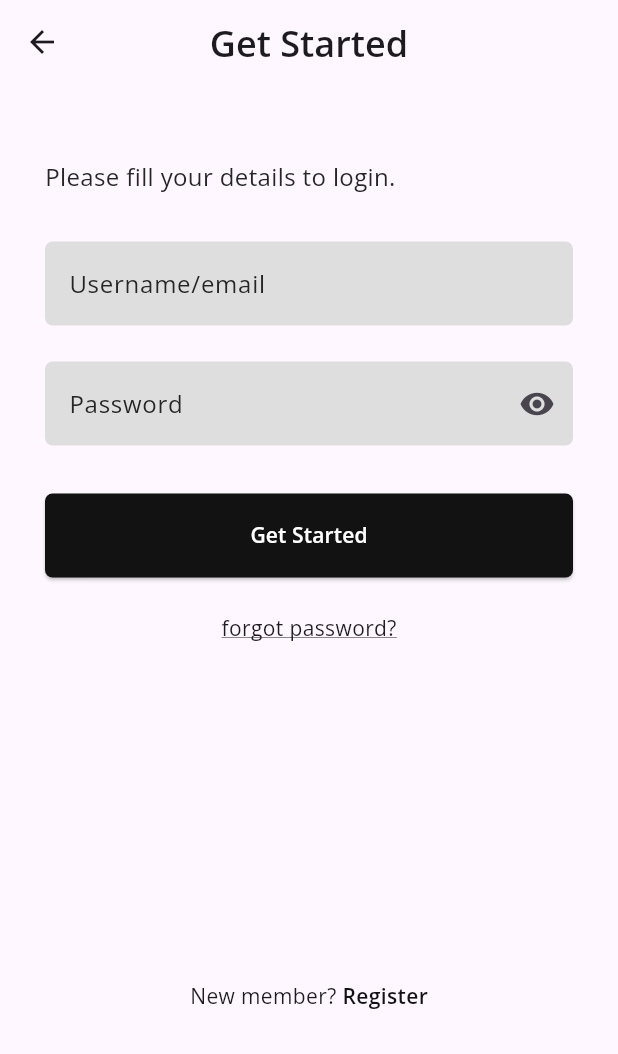
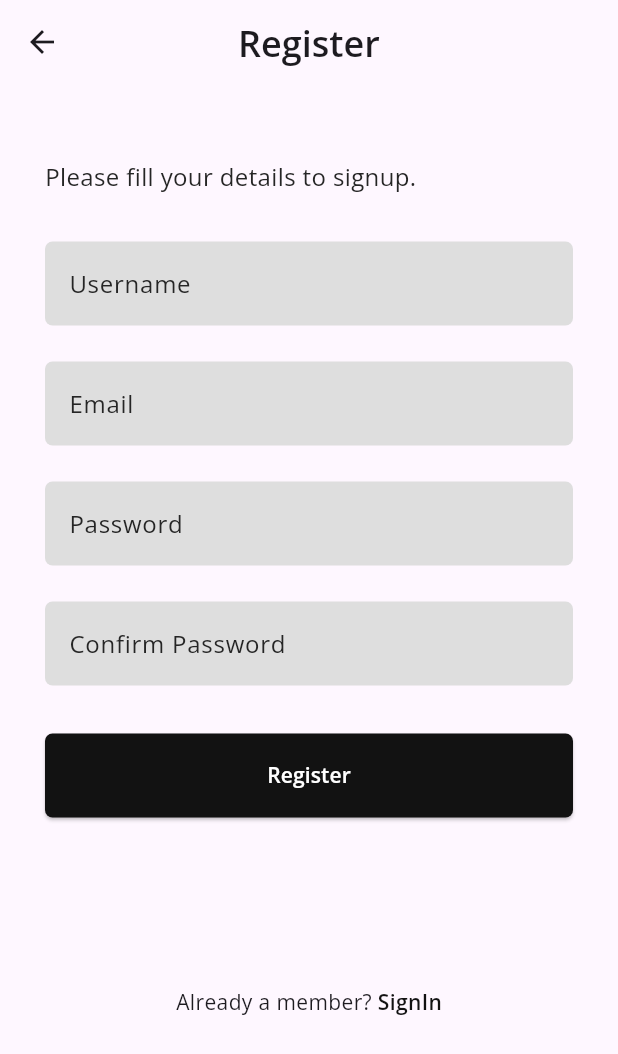
Before and after one commit to azimramadan/free-books-app, a Flutter app: the screen it shows after launch, after a tap on "Register", on a phone screen of 412 x 824 dp. Shown: the top 1054 px of the screen. Run offline on Flutter 3.47's test engine with Material 3 defaults, Android fonts, the light colour scheme and no system bars; our stand-ins replace go_router, google_fonts.

Commit message:
Complete RegisterView UI implementation

```diff
--- a/lib/features/auth/presentation/view/register_view.dart
+++ b/lib/features/auth/presentation/view/register_view.dart
@@ -1,12 +1,57 @@
-import 'package:bookly_app/core/constants.dart';
+import 'package:bookly_app/core/routes.dart';
+import 'package:bookly_app/features/auth/presentation/view/widgets/auth_navigation_text.dart';
 import 'package:bookly_app/features/auth/presentation/view/widgets/custom_app_bar.dart';
+import 'package:bookly_app/features/auth/presentation/view/widgets/custom_elevated_button%20.dart';
+import 'package:bookly_app/features/auth/presentation/view/widgets/custom_text_form_field.dart';
+import 'package:bookly_app/features/auth/presentation/view/widgets/left_aligned_text.dart';
 import 'package:flutter/material.dart';
+import 'package:go_router/go_router.dart';
 
 class RegisterView extends StatelessWidget {
   const RegisterView({super.key});
 
   @override
   Widget build(BuildContext context) {
-    return Scaffold(appBar: const CustomAppBar(title: 'Register'));
+    return Scaffold(
+      appBar: const CustomAppBar(title: 'Register'),
+      body: const RegisterViewBody(),
+    );
   }
 }
+
+class RegisterViewBody extends StatelessWidget {
+  const RegisterViewBody({super.key});
+
+  @override
+  Widget build(BuildContext context) {
+    return SingleChildScrollView(
+      child: Padding(
+        padding: const EdgeInsets.symmetric(horizontal: 30),
+        child: Column(
+          children: [
+            const SizedBox(height: 50),
+            LeftAlignedText(text: 'Please fill your details to signup.'),
+            const SizedBox(height: 32),
+            const CustomTextFormField(hintText: 'Username'),
+            const SizedBox(height: 24),
+            const CustomTextFormField(hintText: 'Email'),
+            const SizedBox(height: 24),
+            const CustomTextFormField(hintText: 'Password'),
+            const SizedBox(height: 24),
+            const CustomTextFormField(hintText: 'Confirm Password'),
+            const SizedBox(height: 32),
+            CustomElevatedButton(onPressed: () {}, text: 'Register'),
+            const SizedBox(height: 113),
+            AuthNavigationText(
+              text: 'Already a member? ',
+              actionText: 'SignIn',
+              onTap: () {
+                GoRouter.of(context).push(AppRouter.kSignInView);
+              },
+            ),
+          ],
+        ),
+      ),
+    );
+  }
+}
--- a/lib/features/auth/presentation/view/widgets/custom_elevated_button .dart
+++ b/lib/features/auth/presentation/view/widgets/custom_elevated_button .dart
@@ -1,11 +1,14 @@
 import 'package:bookly_app/core/constants.dart';
-import 'package:bookly_app/core/routes.dart';
 import 'package:flutter/material.dart';
-import 'package:go_router/go_router.dart';
 
 class CustomElevatedButton extends StatelessWidget {
-  const CustomElevatedButton({super.key});
-
+  const CustomElevatedButton({
+    super.key,
+    required this.onPressed,
+    required this.text,
+  });
+  final void Function() onPressed;
+  final String text;
   @override
   Widget build(BuildContext context) {
     return ElevatedButton(
@@ -14,11 +17,9 @@ class CustomElevatedButton extends StatelessWidget {
         minimumSize: Size(double.infinity, 56),
         backgroundColor: kPrimaryColor,
       ),
-      onPressed: () {
-        GoRouter.of(context).push(AppRouter.kSignInView);
-      },
+      onPressed: onPressed,
       child: Text(
-        'Get Started',
+        text,
         style: TextStyle(color: Colors.white, fontWeight: FontWeight.w600),
       ),
     );
--- a/lib/features/auth/presentation/view/widgets/custom_text_form_field.dart
+++ b/lib/features/auth/presentation/view/widgets/custom_text_form_field.dart
@@ -2,26 +2,26 @@ import 'package:bookly_app/core/constants.dart';
 import 'package:flutter/material.dart';
 
 class CustomTextFormField extends StatelessWidget {
-  const CustomTextFormField({super.key});
-
+  const CustomTextFormField({super.key, required this.hintText});
+  final String hintText;
   @override
   Widget build(BuildContext context) {
     return TextFormField(
       cursorColor: kSecondaryColor,
       decoration: InputDecoration(
         filled: true,
-        fillColor: Color(0xffDEDEDE),
+        fillColor: const Color(0xffDEDEDE),
         border: OutlineInputBorder(
           borderRadius: BorderRadius.circular(5),
           borderSide: BorderSide.none,
         ),
         focusedBorder: OutlineInputBorder(
           borderRadius: BorderRadius.circular(5),
-          borderSide: BorderSide(color: kPrimaryColor, width: 1.5),
+          borderSide: const BorderSide(color: kPrimaryColor, width: 1.5),
         ),
 
-        hintText: "Username/email",
-        hintStyle: TextStyle(
+        hintText: hintText,
+        hintStyle: const TextStyle(
           fontWeight: FontWeight.w400,
           color: kSecondaryColor,
         ),
--- a/lib/features/auth/presentation/view/widgets/sign_in_view_body.dart
+++ b/lib/features/auth/presentation/view/widgets/sign_in_view_body.dart
@@ -3,7 +3,7 @@ import 'package:bookly_app/features/auth/presentation/view/widgets/auth_navigati
 import 'package:bookly_app/features/auth/presentation/view/widgets/custom_elevated_button%20.dart';
 import 'package:bookly_app/features/auth/presentation/view/widgets/custom_text_form_field.dart';
 import 'package:bookly_app/features/auth/presentation/view/widgets/left_aligned_text.dart';
-import 'package:bookly_app/features/auth/presentation/view/widgets/password_text_form_field.dart';
+import 'package:bookly_app/features/auth/presentation/view/widgets/text_form_field_with_icon.dart';
 
 import 'package:flutter/material.dart';
 import 'package:go_router/go_router.dart';
@@ -22,18 +22,18 @@ class SignInViewBody extends StatelessWidget {
             const LeftAlignedText(text: 'Please fill your details to login.'),
 
             const SizedBox(height: 32),
-            const CustomTextFormField(),
+            const CustomTextFormField(hintText: "Username/email"),
             const SizedBox(height: 24),
-            const PasswordTextFormField(),
+            const TextFormFieldWithIcon(),
             const SizedBox(height: 32),
-            const CustomElevatedButton(),
+            CustomElevatedButton(onPressed: () {}, text: 'Get Started'),
             const SizedBox(height: 24),
 
             const Text(
               'forgot password?',
               style: TextStyle(decoration: TextDecoration.underline),
             ),
-            const SizedBox(height: 225),
+            const SizedBox(height: 230),
             AuthNavigationText(
               text: 'New member? ',
               actionText: 'Register',
--- a/lib/features/auth/presentation/view/widgets/tap_text_button.dart
+++ b/lib/features/auth/presentation/view/widgets/tap_text_button.dart
@@ -1,7 +1,5 @@
 import 'package:bookly_app/core/constants.dart';
-import 'package:bookly_app/core/routes.dart';
 import 'package:flutter/material.dart';
-import 'package:go_router/go_router.dart';
 
 class TapTextButton extends StatelessWidget {
   const TapTextButton({
--- a/lib/features/auth/presentation/view/widgets/password_text_form_field.dart
+++ b/lib/features/auth/presentation/view/widgets/text_form_field_with_icon.dart
@@ -1,8 +1,8 @@
 import 'package:bookly_app/core/constants.dart';
 import 'package:flutter/material.dart';
 
-class PasswordTextFormField extends StatelessWidget {
-  const PasswordTextFormField({super.key});
+class TextFormFieldWithIcon extends StatelessWidget {
+  const TextFormFieldWithIcon({super.key});
 
   @override
   Widget build(BuildContext context) {
--- a/lib/features/auth/presentation/view/widgets/welcome_content.dart
+++ b/lib/features/auth/presentation/view/widgets/welcome_content.dart
@@ -25,14 +25,19 @@ class WelcomeContent extends StatelessWidget {
         Spacer(flex: 2),
         Padding(
           padding: const EdgeInsets.symmetric(horizontal: 30),
-          child: CustomElevatedButton(),
+          child: CustomElevatedButton(
+            onPressed: () {
+              GoRouter.of(context).push(AppRouter.kSignInView);
+            },
+            text: 'Get Started',
+          ),
         ),
         Spacer(flex: 1),
 
         TapTextButton(
           actionText: 'Register',
           onTap: () {
-            GoRouter.of(context).push(AppRouter.kSignInView);
+            GoRouter.of(context).push(AppRouter.kRegisterView);
           },
         ),
         Spacer(flex: 2),
--- a/lib/main.dart
+++ b/lib/main.dart
@@ -1,7 +1,5 @@
 import 'package:bookly_app/core/routes.dart';
-import 'package:bookly_app/features/auth/presentation/view/welcome_view.dart';
 import 'package:flutter/material.dart';
-import 'package:go_router/go_router.dart';
 import 'package:google_fonts/google_fonts.dart';
 
 void main() {
```
